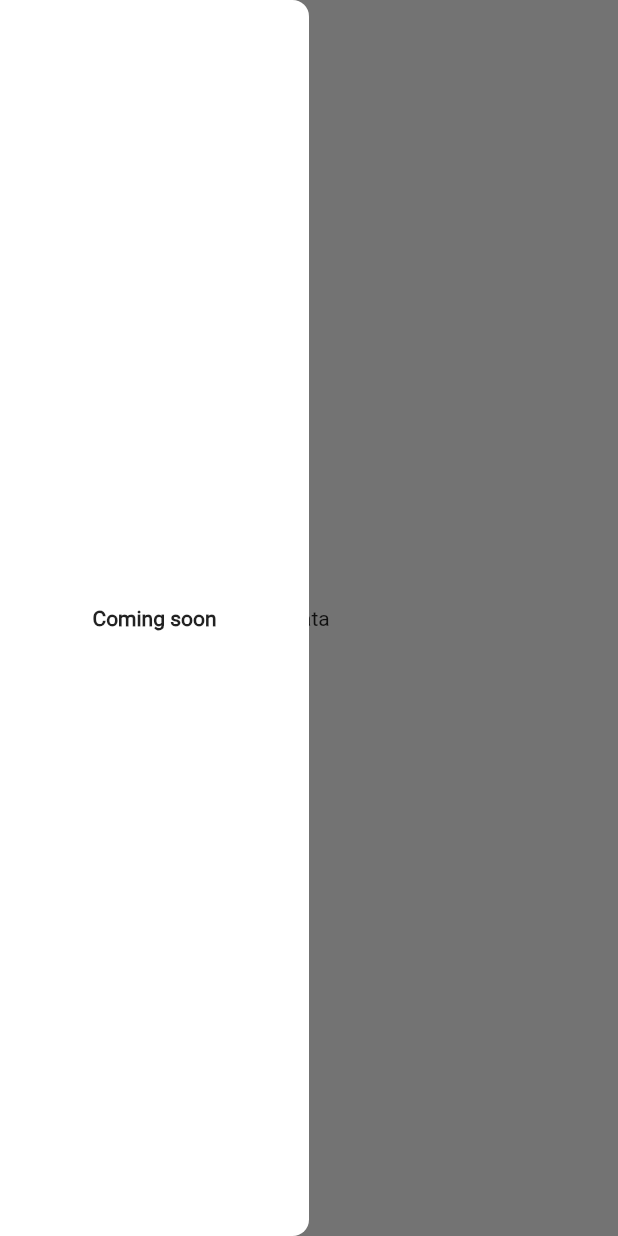
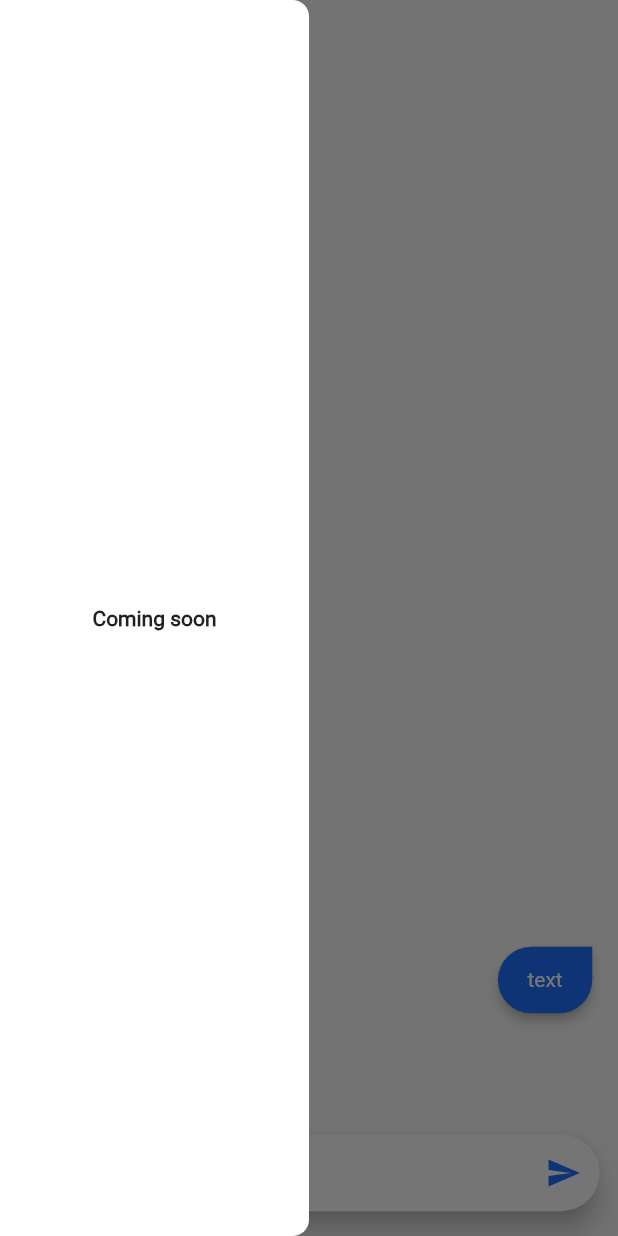
Before and after one commit to AhmedShehatah/Study-With-ChatGPT, a Flutter app: the screen it shows after launch, with the side drawer open, on a phone screen of 412 x 824 dp. Run offline on Flutter 3.47's test engine with Material 2 defaults, Android fonts, the light colour scheme and no system bars; drawn by our look-alikes of grouped_list; our stand-ins replace flutter_bloc, flutter_screenutil, get, get_it, get_storage, google_fonts and 1 more; missing offline and left inert: back_button_interceptor, raygun4flutter.

Commit message:
Chat Design

```diff
--- /dev/null
+++ b/lib/blocs/chat/cubit/chat_cubit.dart
@@ -0,0 +1,16 @@
+import 'package:flutter_bloc/flutter_bloc.dart';
+
+import 'package:study_assistant_ai/core/blocs/base_success_state.dart';
+import 'package:study_assistant_ai/models/message.dart';
+
+import '../state/chate_state.dart';
+
+class ChatCubit extends Cubit<ChatState> {
+  ChatCubit() : super(ChatState.initState());
+
+  void sendMessage(Message message) {
+    if (message.text.isNotEmpty) {
+      emit(state.copyWith(sendMessageState: BaseSuccessState(message)));
+    }
+  }
+}
--- /dev/null
+++ b/lib/blocs/chat/state/chate_state.dart
@@ -0,0 +1,20 @@
+import 'package:study_assistant_ai/core/blocs/base_init_state.dart';
+import 'package:study_assistant_ai/core/blocs/base_state.dart';
+
+class ChatState {
+  BaseState sendMessageState;
+  ChatState({
+    required this.sendMessageState,
+  });
+
+  factory ChatState.initState() => ChatState(
+        sendMessageState: const BaseInitState(),
+      );
+
+  ChatState copyWith({
+    BaseState? sendMessageState,
+  }) {
+    return ChatState(
+        sendMessageState: sendMessageState ?? this.sendMessageState);
+  }
+}
--- /dev/null
+++ b/lib/core/blocs/base_failure_state.dart
@@ -0,0 +1,12 @@
+import 'dart:ui';
+
+import 'package:study_assistant_ai/core/blocs/base_state.dart';
+
+import '../errors/base_error.dart';
+
+class BaseFailureState extends BaseState {
+  final BaseError? error;
+  final VoidCallback? callback;
+
+  const BaseFailureState(this.error, {this.callback});
+}
--- /dev/null
+++ b/lib/core/blocs/base_init_state.dart
@@ -0,0 +1,7 @@
+import 'package:study_assistant_ai/core/blocs/base_state.dart';
+
+class BaseInitState extends BaseState {
+  final String? message;
+
+  const BaseInitState({this.message});
+}
--- /dev/null
+++ b/lib/core/blocs/base_loading_state.dart
@@ -0,0 +1,6 @@
+import 'package:study_assistant_ai/core/blocs/base_state.dart';
+
+class BaseLoadingState extends BaseState {
+  final String? message;
+  BaseLoadingState({this.message});
+}
--- /dev/null
+++ b/lib/core/blocs/base_state.dart
@@ -0,0 +1,3 @@
+abstract class BaseState {
+  const BaseState();
+}
--- /dev/null
+++ b/lib/core/blocs/base_success_state.dart
@@ -0,0 +1,12 @@
+import 'base_state.dart';
+
+class BaseSuccessState<DATA> extends BaseState {
+  final DATA? _data;
+
+  DATA? get data {
+    assert(_data != null);
+    return _data;
+  }
+
+  const BaseSuccessState([this._data]);
+}
--- a/lib/core/constansts/app_colors.dart
+++ b/lib/core/constansts/app_colors.dart
@@ -7,7 +7,7 @@ import '../../blocs/application/application_cubit.dart';
 class AppColorsController {
   AppColorsController();
 
-  final Rx<Color?> _primaryColor = const Color(0xDDD42B1E).obs;
+  final Rx<Color?> _primaryColor = const Color(0xff2072FF).obs;
   String _primaryColorStr = "#EE3E43";
 
   Color get primaryColor => _primaryColor.value ?? defaultPrimaryColor;
--- a/lib/core/di/di_manager.dart
+++ b/lib/core/di/di_manager.dart
@@ -1,5 +1,6 @@
 import 'package:get_it/get_it.dart';
 import 'package:get_storage/get_storage.dart';
+import 'package:study_assistant_ai/blocs/chat/cubit/chat_cubit.dart';
 
 import '../../blocs/application/application_cubit.dart';
 
@@ -31,6 +32,7 @@ class DIManager {
     /// Repos --------------------------------------------------------------
 
     /// BLOCs
+    _injectDep(ChatCubit());
   }
 
   static T _injectDep<T extends Object>(T dependency) {
--- /dev/null
+++ b/lib/core/errors/base_error.dart
@@ -0,0 +1,5 @@
+abstract class BaseError {
+  final String? message;
+
+  const BaseError(this.message);
+}
--- a/lib/core/navigator/route_generator.dart
+++ b/lib/core/navigator/route_generator.dart
@@ -32,7 +32,7 @@ class RouteGenerator {
   static Widget getPage(RouteSettings settings, args) {
     switch (settings.name) {
       case ChatPage.routeName:
-        return const ChatPage();
+        return ChatPage();
       default:
         // settings = settings.copyWith(name: DefaultRoute.routeName);
         return const DefaultRoute();
--- /dev/null
+++ b/lib/models/message.dart
@@ -0,0 +1,10 @@
+class Message {
+  String text;
+  DateTime date;
+  bool isSentByMe;
+  Message({
+    required this.text,
+    required this.isSentByMe,
+    required this.date,
+  });
+}
--- a/lib/ui/chat/page/chat_page.dart
+++ b/lib/ui/chat/page/chat_page.dart
@@ -1,14 +1,72 @@
 import 'package:flutter/material.dart';
+import 'package:flutter_bloc/flutter_bloc.dart';
+import 'package:study_assistant_ai/blocs/chat/cubit/chat_cubit.dart';
+import 'package:study_assistant_ai/core/blocs/base_success_state.dart';
+import 'package:study_assistant_ai/core/constansts/dimens.dart';
+import 'package:study_assistant_ai/core/di/di_manager.dart';
+import 'package:study_assistant_ai/models/message.dart';
+import 'package:study_assistant_ai/ui/chat/widgets/message_field.dart';
+
+import 'package:grouped_list/grouped_list.dart';
+import 'package:study_assistant_ai/ui/chat/widgets/message_widget.dart';
+
+import '../../../blocs/chat/state/chate_state.dart';
 
 class ChatPage extends StatelessWidget {
   static const String routeName = "/chat-page";
-  const ChatPage({super.key});
-
+  ChatPage({super.key});
+  final List<Message> messages = [
+    Message(text: "text", date: DateTime.now(), isSentByMe: true),
+    Message(text: "text2", date: DateTime.now(), isSentByMe: false),
+  ];
   @override
   Widget build(BuildContext context) {
-    return const Scaffold(
-      body: Center(
-        child: Text("data"),
+    return SafeArea(
+      child: Scaffold(
+        body: Column(
+          children: [
+            Expanded(
+              child: BlocConsumer<ChatCubit, ChatState>(
+                bloc: DIManager.findDep<ChatCubit>(),
+                listenWhen: (s0, s1) =>
+                    s0.sendMessageState != s1.sendMessageState,
+                buildWhen: (s0, s1) =>
+                    s0.sendMessageState != s1.sendMessageState,
+                listener: (context, state) {
+                  var messageState = state.sendMessageState;
+                  if (messageState is BaseSuccessState) {
+                    messages.add(messageState.data);
+                  }
+                },
+                builder: (context, state) {
+                  return GroupedListView<Message, DateTime>(
+                    reverse: true,
+                    order: GroupedListOrder.DESC,
+                    padding: Dimens.textPadding,
+                    elements: messages,
+                    groupBy: (message) => DateTime(
+                      message.date.year,
+                      message.date.month,
+                      message.date.day,
+                    ),
+                    groupHeaderBuilder: (element) => const SizedBox(),
+                    itemBuilder: (context, message) {
+                      return Align(
+                        alignment: message.isSentByMe
+                            ? Alignment.centerRight
+                            : Alignment.centerLeft,
+                        child: MessageWidget(
+                          message: message,
+                        ),
+                      );
+                    },
+                  );
+                },
+              ),
+            ),
+            MessageField(),
+          ],
+        ),
       ),
     );
   }
--- /dev/null
+++ b/lib/ui/chat/widgets/message_field.dart
@@ -0,0 +1,54 @@
+import 'package:flutter/material.dart';
+import 'package:study_assistant_ai/blocs/chat/cubit/chat_cubit.dart';
+import 'package:study_assistant_ai/core/constansts/dimens.dart';
+import 'package:study_assistant_ai/core/di/di_manager.dart';
+import 'package:study_assistant_ai/core/utils/screen_utils/device_utils.dart';
+import 'package:study_assistant_ai/models/message.dart';
+
+class MessageField extends StatelessWidget {
+  MessageField({super.key});
+  final TextEditingController controller = TextEditingController();
+  @override
+  Widget build(BuildContext context) {
+    return Card(
+      elevation: 8,
+      margin: EdgeInsets.symmetric(
+          vertical: ScreenHelper.fromHeight(2),
+          horizontal: ScreenHelper.fromWidth(3)),
+      shape: RoundedRectangleBorder(
+        borderRadius: BorderRadius.circular(
+          Dimens.bigBorderRadius,
+        ),
+      ),
+      child: Row(
+        children: <Widget>[
+          Expanded(
+            child: TextField(
+              controller: controller,
+              minLines: 1,
+              maxLines: 3,
+              decoration: const InputDecoration(
+                hintText: 'Enter a message',
+                border: InputBorder.none,
+                contentPadding: EdgeInsets.all(16.0),
+              ),
+            ),
+          ),
+          IconButton(
+            icon: Icon(
+              Icons.send,
+              color: DIManager.findCC().primaryColor,
+            ),
+            onPressed: () {
+              DIManager.findDep<ChatCubit>().sendMessage(Message(
+                  text: controller.text,
+                  isSentByMe: true,
+                  date: DateTime.now()));
+              controller.clear();
+            },
+          ),
+        ],
+      ),
+    );
+  }
+}
--- /dev/null
+++ b/lib/ui/chat/widgets/message_widget.dart
@@ -0,0 +1,45 @@
+import 'package:flutter/material.dart';
+
+import 'package:study_assistant_ai/core/constansts/dimens.dart';
+import 'package:study_assistant_ai/core/di/di_manager.dart';
+import 'package:study_assistant_ai/models/message.dart';
+
+class MessageWidget extends StatelessWidget {
+  const MessageWidget({super.key, required this.message});
+  final Message message;
+  @override
+  Widget build(BuildContext context) {
+    return Card(
+      elevation: 3,
+      shape: _setMessageShape(),
+      color: message.isSentByMe ? DIManager.findCC().primaryColor : null,
+      child: Padding(
+        padding: Dimens.cardInternalPadding,
+        child: Text(
+          message.text,
+          style: TextStyle(
+            color: message.isSentByMe ? Colors.white : null,
+          ),
+        ),
+      ),
+    );
+  }
+
+  RoundedRectangleBorder _setMessageShape() {
+    if (message.isSentByMe) {
+      return RoundedRectangleBorder(
+          borderRadius: BorderRadius.only(
+        topLeft: Radius.circular(Dimens.bigBorderRadius),
+        bottomLeft: Radius.circular(Dimens.bigBorderRadius),
+        bottomRight: Radius.circular(Dimens.bigBorderRadius),
+      ));
+    } else {
+      return RoundedRectangleBorder(
+          borderRadius: BorderRadius.only(
+        topRight: Radius.circular(Dimens.bigBorderRadius),
+        bottomLeft: Radius.circular(Dimens.bigBorderRadius),
+        bottomRight: Radius.circular(Dimens.bigBorderRadius),
+      ));
+    }
+  }
+}
--- a/pubspec.yaml
+++ b/pubspec.yaml
@@ -25,6 +25,8 @@ dependencies:
   google_fonts: ^4.0.3
   get_storage: ^2.1.1
   back_button_interceptor: ^6.0.2
+  grouped_list: ^5.1.2
+  chat_gpt_sdk: ^2.0.6
 
 dev_dependencies:
   flutter_lints: ^2.0.0
```
Also changed, not shown: pubspec.lock.
